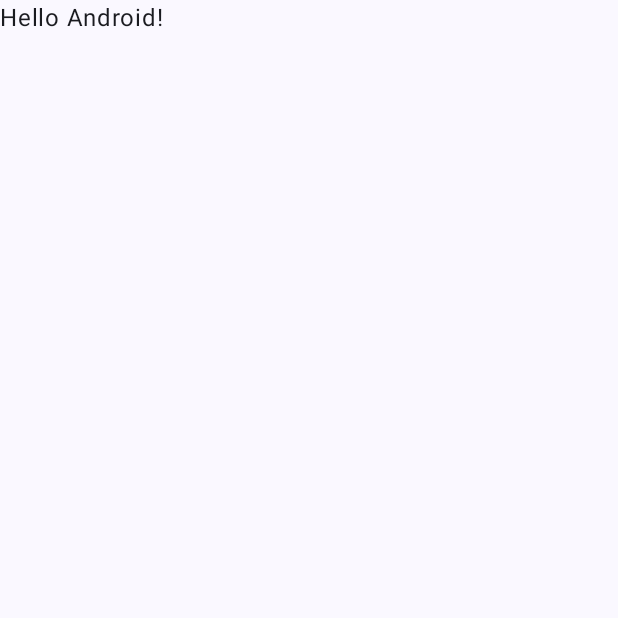
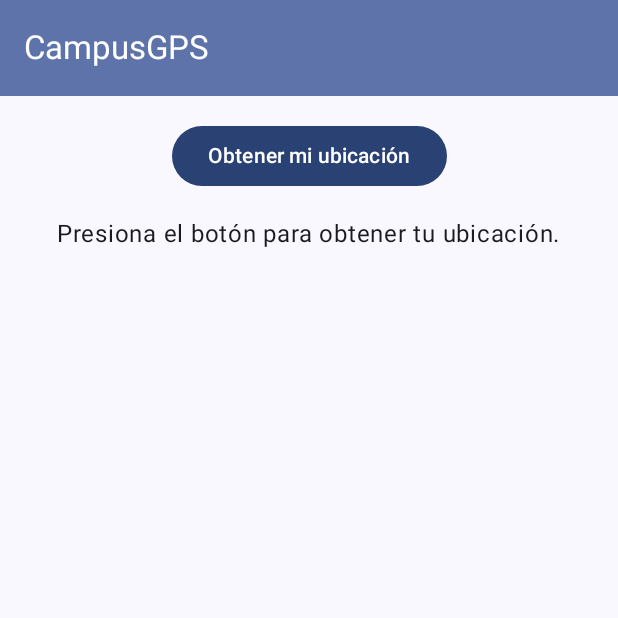
Before and after one commit to DMaza15/CampusGPS, an Android app built with Jetpack Compose: the screen it shows after launch (MainActivity), on a phone screen of 412 x 824 dp, the top half of it. Before the commit the part shown is almost empty. Run offline under Robolectric (Android 15) with nearby library versions, the phone set to English and light mode, and no system bars.

Commit message:
feat(ubicacion): pide permiso de ubicacion en tiempo de ejecucion

```diff
--- a/CAMPUSGPS/app/src/main/java/com/tecsup/campusgps/MainActivity.kt
+++ b/CAMPUSGPS/app/src/main/java/com/tecsup/campusgps/MainActivity.kt
@@ -5,43 +5,36 @@ import androidx.activity.ComponentActivity
 import androidx.activity.compose.setContent
 import androidx.activity.enableEdgeToEdge
 import androidx.compose.foundation.layout.fillMaxSize
-import androidx.compose.foundation.layout.padding
-import androidx.compose.material3.Scaffold
-import androidx.compose.material3.Text
-import androidx.compose.runtime.Composable
+import androidx.compose.material3.MaterialTheme
+import androidx.compose.material3.Surface
 import androidx.compose.ui.Modifier
-import androidx.compose.ui.tooling.preview.Preview
+import androidx.lifecycle.viewmodel.compose.viewModel
+import com.tecsup.campusgps.data.LugaresRepositoryLocal
+import com.tecsup.campusgps.data.UbicacionRepositoryGoogle
+import com.tecsup.campusgps.ui.PantallaMapa
 import com.tecsup.campusgps.ui.theme.CampusGpsTheme
+import com.tecsup.campusgps.viewmodel.CampusViewModelFactory
+import com.tecsup.campusgps.viewmodel.MapaViewModel
 
 class MainActivity : ComponentActivity() {
     override fun onCreate(savedInstanceState: Bundle?) {
         super.onCreate(savedInstanceState)
         enableEdgeToEdge()
+
+        val ubicacionRepo = UbicacionRepositoryGoogle(applicationContext)
+        val lugaresRepo = LugaresRepositoryLocal()
+        val factory = CampusViewModelFactory(ubicacionRepo, lugaresRepo)
+
         setContent {
             CampusGpsTheme {
-                Scaffold(modifier = Modifier.fillMaxSize()) { innerPadding ->
-                    Greeting(
-                        name = "Android",
-                        modifier = Modifier.padding(innerPadding)
-                    )
+                Surface(
+                    modifier = Modifier.fillMaxSize(),
+                    color = MaterialTheme.colorScheme.background
+                ) {
+                    val viewModel: MapaViewModel = viewModel(factory = factory)
+                    PantallaMapa(viewModel = viewModel)
                 }
             }
         }
     }
 }
-
-@Composable
-fun Greeting(name: String, modifier: Modifier = Modifier) {
-    Text(
-        text = "Hello $name!",
-        modifier = modifier
-    )
-}
-
-@Preview(showBackground = true)
-@Composable
-fun GreetingPreview() {
-    CampusGpsTheme {
-        Greeting("Android")
-    }
-}
--- /dev/null
+++ b/CAMPUSGPS/app/src/main/java/com/tecsup/campusgps/data/LugaresRepository.kt
@@ -0,0 +1,7 @@
+package com.tecsup.campusgps.data
+
+import com.tecsup.campusgps.model.Lugar
+
+interface LugaresRepository {
+    fun obtenerLugares(): List<Lugar>
+}
--- /dev/null
+++ b/CAMPUSGPS/app/src/main/java/com/tecsup/campusgps/data/LugaresRepositoryLocal.kt
@@ -0,0 +1,15 @@
+package com.tecsup.campusgps.data
+
+import com.tecsup.campusgps.model.Lugar
+
+class LugaresRepositoryLocal : LugaresRepository {
+    override fun obtenerLugares(): List<Lugar> {
+        return listOf(
+            Lugar(1, "Biblioteca Central", "Estudio", -12.0460, -77.0435),
+            Lugar(2, "Cafetería Campus", "Comida", -12.0470, -77.0420),
+            Lugar(3, "Laboratorio de Cómputo", "Estudio", -12.0455, -77.0415),
+            Lugar(4, "Auditorio Principal", "Eventos", -12.0480, -77.0440),
+            Lugar(5, "Estacionamiento Norte", "Servicios", -12.0440, -77.0430)
+        )
+    }
+}
--- /dev/null
+++ b/CAMPUSGPS/app/src/main/java/com/tecsup/campusgps/data/UbicacionRepository.kt
@@ -0,0 +1,7 @@
+package com.tecsup.campusgps.data
+
+import com.tecsup.campusgps.model.Posicion
+
+interface UbicacionRepository {
+    suspend fun obtenerPosicion(): Result<Posicion>
+}
--- /dev/null
+++ b/CAMPUSGPS/app/src/main/java/com/tecsup/campusgps/model/Modelos.kt
@@ -0,0 +1,20 @@
+package com.tecsup.campusgps.model
+
+data class Posicion(val latitud: Double, val longitud: Double)
+
+data class Lugar(
+    val id: Int,
+    val nombre: String,
+    val categoria: String,
+    val latitud: Double,
+    val longitud: Double
+)
+
+data class LugarConDistancia(val lugar: Lugar, val metros: Float?)
+
+sealed interface UbicacionUi {
+    data object Inicial : UbicacionUi
+    data object Buscando : UbicacionUi
+    data class Lista(val posicion: Posicion) : UbicacionUi
+    data class Error(val mensaje: String) : UbicacionUi
+}
--- /dev/null
+++ b/CAMPUSGPS/app/src/main/java/com/tecsup/campusgps/ui/PantallaMapa.kt
@@ -0,0 +1,138 @@
+package com.tecsup.campusgps.ui
+
+import android.Manifest
+import android.content.pm.PackageManager
+import androidx.activity.compose.rememberLauncherForActivityResult
+import androidx.activity.result.contract.ActivityResultContracts
+import androidx.compose.foundation.layout.*
+import androidx.compose.material3.*
+import androidx.compose.runtime.Composable
+import androidx.compose.runtime.collectAsState
+import androidx.compose.runtime.getValue
+import androidx.compose.ui.Alignment
+import androidx.compose.ui.Modifier
+import androidx.compose.ui.platform.LocalContext
+import androidx.compose.ui.unit.dp
+import androidx.core.content.ContextCompat
+import com.tecsup.campusgps.model.UbicacionUi
+import com.tecsup.campusgps.viewmodel.MapaViewModel
+
+@OptIn(ExperimentalMaterial3Api::class)
+@Composable
+fun PantallaMapa(
+    viewModel: MapaViewModel,
+    modifier: Modifier = Modifier
+) {
+    val context = LocalContext.current
+    val estado by viewModel.estado.collectAsState()
+
+    val permissionLauncher = rememberLauncherForActivityResult(
+        contract = ActivityResultContracts.RequestMultiplePermissions()
+    ) { permissions ->
+        val fineGranted = permissions[Manifest.permission.ACCESS_FINE_LOCATION] ?: false
+        val coarseGranted = permissions[Manifest.permission.ACCESS_COARSE_LOCATION] ?: false
+
+        if (fineGranted || coarseGranted) {
+            viewModel.buscar()
+        } else {
+            viewModel.permisoDenegado()
+        }
+    }
+
+    Scaffold(
+        topBar = {
+            TopAppBar(
+                title = { Text("CampusGPS") },
+                colors = TopAppBarDefaults.topAppBarColors(
+                    containerColor = MaterialTheme.colorScheme.primaryContainer,
+                    titleContentColor = MaterialTheme.colorScheme.onPrimaryContainer
+                )
+            )
+        },
+        modifier = modifier
+    ) { padding ->
+        Column(
+            modifier = Modifier
+                .fillMaxSize()
+                .padding(padding)
+                .padding(16.dp),
+            horizontalAlignment = Alignment.CenterHorizontally,
+            verticalArrangement = Arrangement.spacedBy(16.dp)
+        ) {
+            Button(
+                onClick = {
+                    val fineCheck = ContextCompat.checkSelfPermission(
+                        context,
+                        Manifest.permission.ACCESS_FINE_LOCATION
+                    )
+                    val coarseCheck = ContextCompat.checkSelfPermission(
+                        context,
+                        Manifest.permission.ACCESS_COARSE_LOCATION
+                    )
+
+                    if (fineCheck == PackageManager.PERMISSION_GRANTED || coarseCheck == PackageManager.PERMISSION_GRANTED) {
+                        viewModel.buscar()
+                    } else {
+                        permissionLauncher.launch(
+                            arrayOf(
+                                Manifest.permission.ACCESS_FINE_LOCATION,
+                                Manifest.permission.ACCESS_COARSE_LOCATION
+                            )
+                        )
+                    }
+                },
+                enabled = estado !is UbicacionUi.Buscando
+            ) {
+                if (estado is UbicacionUi.Buscando) {
+                    CircularProgressIndicator(
+                        modifier = Modifier.size(20.dp),
+                        color = MaterialTheme.colorScheme.onPrimary,
+                        strokeWidth = 2.dp
+                    )
+                    Spacer(modifier = Modifier.width(8.dp))
+                    Text("Buscando...")
+                } else {
+                    Text("Obtener mi ubicación")
+                }
+            }
+
+            when (val actualState = estado) {
+                is UbicacionUi.Inicial -> {
+                    Text("Presiona el botón para obtener tu ubicación.")
+                }
+                is UbicacionUi.Buscando -> {
+                    Text("Obteniendo posición GPS...")
+                }
+                is UbicacionUi.Lista -> {
+                    Card(
+                        modifier = Modifier.fillMaxWidth()
+                    ) {
+                        Column(modifier = Modifier.padding(16.dp)) {
+                            Text(
+                                text = "Ubicación actual:",
+                                style = MaterialTheme.typography.titleMedium
+                            )
+                            Spacer(modifier = Modifier.height(4.dp))
+                            Text("Latitud: ${actualState.posicion.latitud}")
+                            Text("Longitud: ${actualState.posicion.longitud}")
+                        }
+                    }
+                }
+                is UbicacionUi.Error -> {
+                    Card(
+                        colors = CardDefaults.cardColors(
+                            containerColor = MaterialTheme.colorScheme.errorContainer
+                        ),
+                        modifier = Modifier.fillMaxWidth()
+                    ) {
+                        Text(
+                            text = actualState.mensaje,
+                            color = MaterialTheme.colorScheme.onErrorContainer,
+                            modifier = Modifier.padding(16.dp)
+                        )
+                    }
+                }
+            }
+        }
+    }
+}
--- /dev/null
+++ b/CAMPUSGPS/app/src/main/java/com/tecsup/campusgps/viewmodel/CampusViewModelFactory.kt
@@ -0,0 +1,19 @@
+package com.tecsup.campusgps.viewmodel
+
+import androidx.lifecycle.ViewModel
+import androidx.lifecycle.ViewModelProvider
+import com.tecsup.campusgps.data.LugaresRepository
+import com.tecsup.campusgps.data.UbicacionRepository
+
+class CampusViewModelFactory(
+    private val ubicacionRepo: UbicacionRepository,
+    private val lugaresRepo: LugaresRepository
+) : ViewModelProvider.Factory {
+    @Suppress("UNCHECKED_CAST")
+    override fun <T : ViewModel> create(modelClass: Class<T>): T {
+        if (modelClass.isAssignableFrom(MapaViewModel::class.java)) {
+            return MapaViewModel(ubicacionRepo, lugaresRepo) as T
+        }
+        throw IllegalArgumentException("ViewModel desconocido")
+    }
+}
--- /dev/null
+++ b/CAMPUSGPS/app/src/main/java/com/tecsup/campusgps/viewmodel/MapaViewModel.kt
@@ -0,0 +1,48 @@
+package com.tecsup.campusgps.viewmodel
+
+import androidx.lifecycle.ViewModel
+import androidx.lifecycle.viewModelScope
+import com.tecsup.campusgps.data.LugaresRepository
+import com.tecsup.campusgps.data.UbicacionRepository
+import com.tecsup.campusgps.model.LugarConDistancia
+import com.tecsup.campusgps.model.UbicacionUi
+import kotlinx.coroutines.flow.MutableStateFlow
+import kotlinx.coroutines.flow.StateFlow
+import kotlinx.coroutines.flow.asStateFlow
+import kotlinx.coroutines.launch
+
+class MapaViewModel(
+    private val ubicacionRepo: UbicacionRepository,
+    private val lugaresRepo: LugaresRepository
+) : ViewModel() {
+
+    private val _estado = MutableStateFlow<UbicacionUi>(UbicacionUi.Inicial)
+    val estado: StateFlow<UbicacionUi> = _estado.asStateFlow()
+
+    private val _lugares = MutableStateFlow<List<LugarConDistancia>>(
+        lugaresRepo.obtenerLugares().map { LugarConDistancia(it, null) }
+    )
+    val lugares: StateFlow<List<LugarConDistancia>> = _lugares.asStateFlow()
+
+    private val _seleccionado = MutableStateFlow<Int?>(null)
+    val seleccionado: StateFlow<Int?> = _seleccionado.asStateFlow()
+
+    fun buscar() {
+        viewModelScope.launch {
+            _estado.value = UbicacionUi.Buscando
+            val res = ubicacionRepo.obtenerPosicion()
+            res.fold(
+                onSuccess = { pos ->
+                    _estado.value = UbicacionUi.Lista(pos)
+                },
+                onFailure = { err ->
+                    _estado.value = UbicacionUi.Error(err.message ?: "Error al obtener ubicación")
+                }
+            )
+        }
+    }
+
+    fun permisoDenegado() {
+        _estado.value = UbicacionUi.Error("Sin permiso de ubicación no puedo mostrar dónde estás")
+    }
+}
```
Also changed, not shown: CAMPUSGPS/app/src/main/java/com/tecsup/campusgps/data/UbicacionRepositoryGoogle.kt (added, +32 -0 lines).
